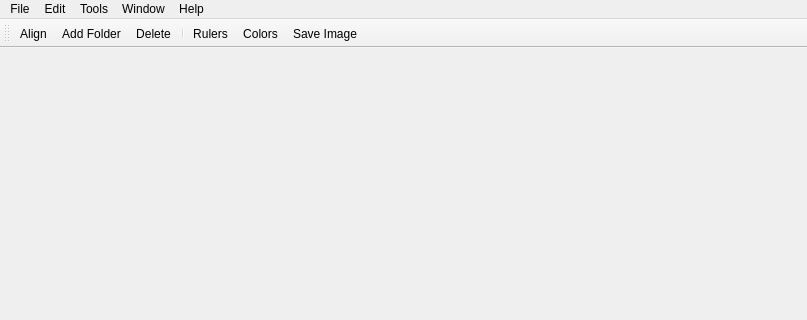
Above: linnaeo/ui/linnaeo.ui from beowulfey/pylinnaeo before the change; both pictures show x 0 to 807 and y 0 to 320 of the 807 by 636 pixel window. Below: the same form after it.
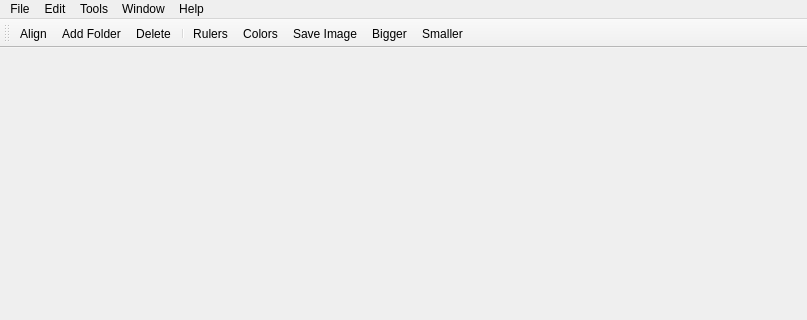
That is the form after the change.

Commit message: Added options to change text size in alignment window.

Diff of the .ui file:
```diff
--- a/linnaeo/ui/linnaeo.ui
+++ b/linnaeo/ui/linnaeo.ui
@@ -179,6 +179,8 @@
    <addaction name="actionRulers"/>
    <addaction name="actionColors"/>
    <addaction name="actionSave_Image"/>
+   <addaction name="actionBigger"/>
+   <addaction name="actionSmaller"/>
   </widget>
   <action name="actionAlign">
    <property name="text">
@@ -357,6 +359,22 @@
     <string>Capture current window as an image</string>
    </property>
   </action>
+  <action name="actionBigger">
+   <property name="text">
+    <string>Bigger</string>
+   </property>
+   <property name="toolTip">
+    <string>Increase text size</string>
+   </property>
+  </action>
+  <action name="actionSmaller">
+   <property name="text">
+    <string>Smaller</string>
+   </property>
+   <property name="toolTip">
+    <string>Decrease font size</string>
+   </property>
+  </action>
  </widget>
  <resources/>
  <connections/>
```
The commit also changes 7 other files.
